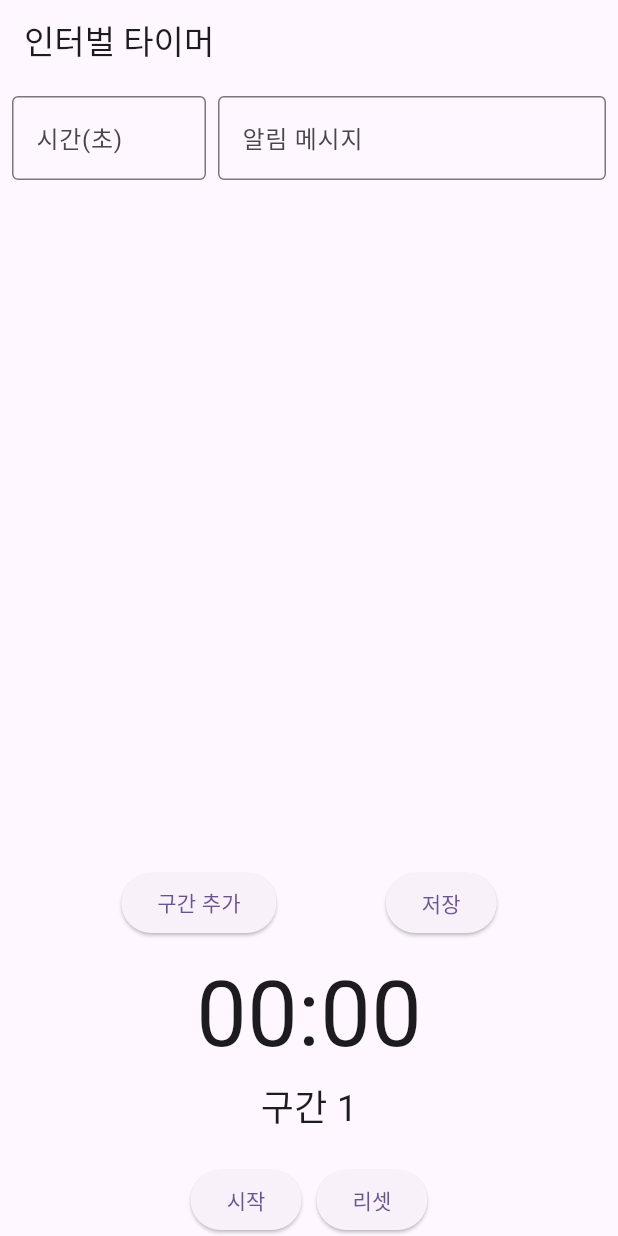
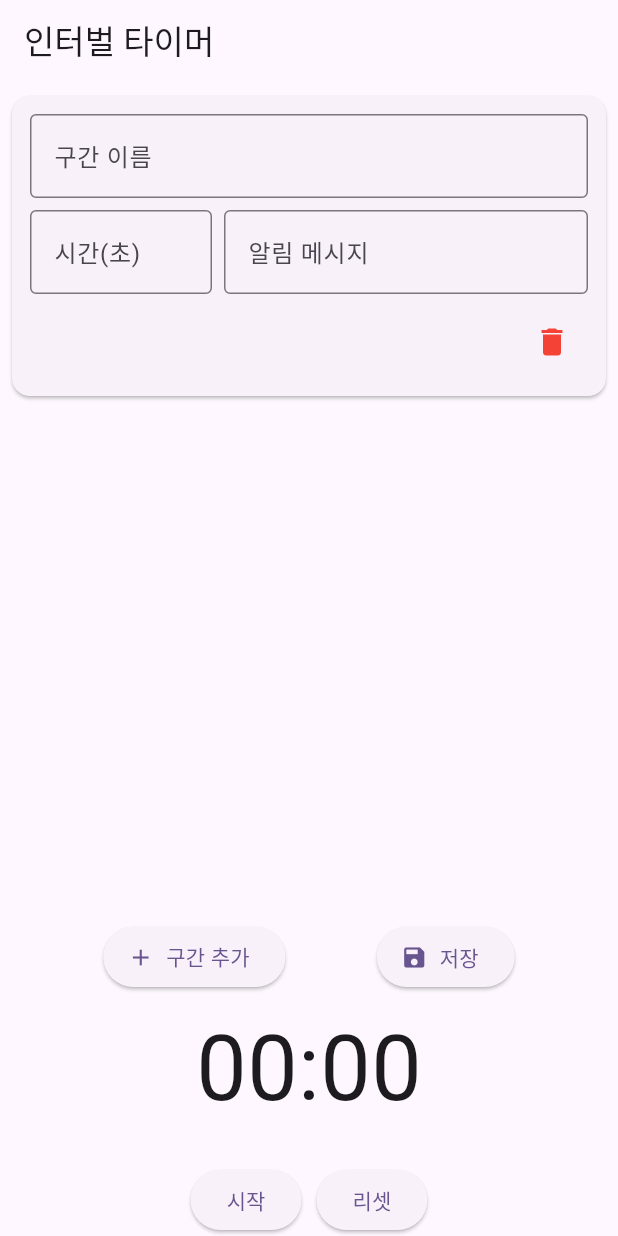
Before and after one commit to RunningLearner/my_interval_running, a Flutter app: the screen it shows after launch, after a tap on "구간 추가", on a phone screen of 412 x 824 dp. Run offline on Flutter 3.47's test engine with Material 3 defaults, Android fonts, the light colour scheme and no system bars; our stand-ins replace flutter_local_notifications, flutter_tts.

Commit message:
feat: 구간 이름 설정 기능 추가

```diff
--- /dev/null
+++ b/lib/models/timer_interval.dart
@@ -0,0 +1,7 @@
+class TimerInterval {
+  final int seconds;
+  String message;
+  String name;
+
+  TimerInterval(this.seconds, this.message, this.name);
+}
--- a/lib/models/timer_state.dart
+++ b/lib/models/timer_state.dart
@@ -1,22 +1,11 @@
 import 'dart:async';
-import 'package:flutter_local_notifications/flutter_local_notifications.dart';
-import 'package:flutter_tts/flutter_tts.dart';
-
-class TimerInterval {
-  final int seconds;
-  final String message;
-
-  TimerInterval(this.seconds, this.message);
-}
+import 'package:my_interval_running/models/timer_interval.dart';
 
 class TimerState {
   final _isRunningController = StreamController<bool>.broadcast();
   final _timeController = StreamController<int>.broadcast();
   final _currentIntervalController = StreamController<int>.broadcast();
-  final FlutterLocalNotificationsPlugin flutterLocalNotifications = FlutterLocalNotificationsPlugin();
-  final FlutterTts flutterTts = FlutterTts();
 
-  Timer? _timer;
   List<TimerInterval> _intervals = [];
   int _currentIntervalIndex = 0;
   int _currentTime = 0;
@@ -25,125 +14,57 @@ class TimerState {
   Stream<bool> get isRunningStream => _isRunningController.stream;
   Stream<int> get timeStream => _timeController.stream;
   Stream<int> get currentIntervalStream => _currentIntervalController.stream;
-
-  TimerState() {
-    _initNotifications();
-    _initTts();
-  }
-
-  Future<void> _initNotifications() async {
-    var initializationSettingsAndroid = const AndroidInitializationSettings('@mipmap/ic_launcher');
-    var initializationSettings = InitializationSettings(android: initializationSettingsAndroid);
-    await flutterLocalNotifications.initialize(initializationSettings);
-  }
-
-  Future<void> _initTts() async {
-    await flutterTts.setLanguage("ko-KR");
-    await flutterTts.setSpeechRate(0.5);
-    await flutterTts.setVolume(1.0);
-    await flutterTts.setPitch(1.0);
-  }
+  List<TimerInterval> get intervals => _intervals;
+  TimerInterval get currentInterval => _intervals[_currentIntervalIndex];
 
   void setIntervals(List<TimerInterval> intervals) {
     _intervals = intervals;
+    reset();
+  }
+
+  void decrementTime() {
+    _currentTime--;
+    _timeController.sink.add(_currentTime);
+  }
+
+  void incrementElapsedTime() {
+    _elapsedTime++;
+  }
+
+  bool shouldNotifyInterval() {
+    int currentIntervalEnd = _intervals
+        .take(_currentIntervalIndex + 1)
+        .fold(0, (sum, interval) => sum + interval.seconds);
+    return _elapsedTime == currentIntervalEnd;
+  }
+
+  bool moveToNextInterval() {
+    _currentIntervalIndex++;
+    _currentIntervalController.sink.add(_currentIntervalIndex);
+    return _currentIntervalIndex < _intervals.length;
+  }
+
+  bool isComplete() => _currentTime <= 0;
+
+  void setIsRunning(bool isRunning) {
+    _isRunningController.sink.add(isRunning);
+  }
+
+  void reset() {
     _currentIntervalIndex = 0;
     _elapsedTime = 0;
-    if (intervals.isNotEmpty) {
-      _currentTime = _calculateTotalTime();
-      _timeController.sink.add(_currentTime);
-      _currentIntervalController.sink.add(_currentIntervalIndex);
-    }
+    _currentTime = _calculateTotalTime();
+    _timeController.sink.add(_currentTime);
+    _currentIntervalController.sink.add(_currentIntervalIndex);
   }
 
   int _calculateTotalTime() {
     return _intervals.fold(0, (sum, interval) => sum + interval.seconds);
   }
 
-  void startTimer() {
-    if (_timer != null || _intervals.isEmpty) return;
-
-    _isRunningController.sink.add(true);
-
-    _timer = Timer.periodic(const Duration(seconds: 1), (timer) {
-      _currentTime--;
-      _elapsedTime++;
-
-      // 현재 구간의 종료 시간 계산
-      int currentIntervalEnd = 0;
-      for (int i = 0; i <= _currentIntervalIndex; i++) {
-        currentIntervalEnd += _intervals[i].seconds;
-      }
-
-      // 구간 종료 시점에서 알림
-      if (_elapsedTime == currentIntervalEnd) {
-        _showNotification();
-        _speakNotification();
-
-        _currentIntervalIndex++;
-        if (_currentIntervalIndex >= _intervals.length) {
-          stopTimer();
-          return;
-        }
-      }
-
-      // 전체 타이머 종료 체크
-      if (_currentTime <= 0) {
-        stopTimer();
-        return;
-      }
-
-      _timeController.sink.add(_currentTime);
-      _currentIntervalController.sink.add(_currentIntervalIndex);
-    });
-  }
-
-  void stopTimer() {
-    _timer?.cancel();
-    _timer = null;
-    _isRunningController.sink.add(false);
-  }
-
-  void resetTimer() {
-    stopTimer();
-    _currentIntervalIndex = 0;
-    _elapsedTime = 0;
-    if (_intervals.isNotEmpty) {
-      _currentTime = _calculateTotalTime();
-      _currentIntervalController.sink.add(_currentIntervalIndex);
-    } else {
-      _currentTime = 0;
-    }
-    _timeController.sink.add(_currentTime);
-  }
-
-  Future<void> _showNotification() async {
-    var androidDetails = const AndroidNotificationDetails(
-      'timer_channel_id',
-      'Timer Notifications',
-      channelDescription: 'Notifications for timer completion',
-      importance: Importance.max,
-      priority: Priority.high,
-    );
-
-    var details = NotificationDetails(android: androidDetails);
-
-    await flutterLocalNotifications.show(
-      0,
-      '타이머 알림',
-      _intervals[_currentIntervalIndex].message,
-      details,
-    );
-  }
-
-  Future<void> _speakNotification() async {
-    await flutterTts.speak(_intervals[_currentIntervalIndex].message);
-  }
-
   void dispose() {
-    stopTimer();
     _isRunningController.close();
     _timeController.close();
     _currentIntervalController.close();
-    flutterTts.stop();
   }
 }
--- a/lib/screens/timer_screen.dart
+++ b/lib/screens/timer_screen.dart
@@ -1,5 +1,8 @@
 import 'package:flutter/material.dart';
+import 'package:my_interval_running/models/timer_interval.dart';
 import 'package:my_interval_running/models/timer_state.dart';
+import 'package:my_interval_running/services/notification_service.dart';
+import 'package:my_interval_running/services/time_manager.dart';
 import 'package:my_interval_running/widgets/time_controls.dart';
 import 'package:my_interval_running/widgets/timer_display.dart';
 
@@ -11,13 +14,27 @@ class TimerScreen extends StatefulWidget {
 }
 
 class TimerScreenState extends State<TimerScreen> {
-  final TimerState timerState = TimerState();
+  late final TimerState _timerState;
+  late final NotificationService _notificationService;
+  late final TimerManager _timerManager;
   final List<TextEditingController> _messageControllers = [];
   final List<TextEditingController> _timeControllers = [];
+  final List<TextEditingController> _nameControllers = [];
+
+  @override
+  void initState() {
+    super.initState();
+    _timerState = TimerState();
+    _notificationService = NotificationService();
+    _timerManager = TimerManager(
+      timerState: _timerState,
+      notificationService: _notificationService,
+    );
+  }
 
   @override
   void dispose() {
-    timerState.dispose();
+    _timerManager.dispose();
     for (var controller in _messageControllers) {
       controller.dispose();
     }
@@ -29,6 +46,7 @@ class TimerScreenState extends State<TimerScreen> {
 
   void _addInterval() {
     setState(() {
+      _nameControllers.add(TextEditingController());
       _messageControllers.add(TextEditingController());
       _timeControllers.add(TextEditingController());
     });
@@ -40,12 +58,24 @@ class TimerScreenState extends State<TimerScreen> {
     for (var i = 0; i < _messageControllers.length; i++) {
       final seconds = int.tryParse(_timeControllers[i].text) ?? 0;
       final message = _messageControllers[i].text;
+      final name = _nameControllers[i].text;
       if (seconds > 0) {
-        intervals.add(TimerInterval(seconds, message));
+        intervals.add(TimerInterval(seconds, message, name));
       }
     }
 
-    timerState.setIntervals(intervals);
+    _timerState.setIntervals(intervals);
+  }
+
+  void _removeInterval(int index) {
+    setState(() {
+      _messageControllers[index].dispose();
+      _timeControllers[index].dispose();
+      _nameControllers[index].dispose();
+      _messageControllers.removeAt(index);
+      _timeControllers.removeAt(index);
+      _nameControllers.removeAt(index);
+    });
   }
 
   @override
@@ -58,9 +88,22 @@ class TimerScreenState extends State<TimerScreen> {
             child: ListView.builder(
               itemCount: _messageControllers.length,
               itemBuilder: (context, index) {
-                return Padding(
-                  padding: const EdgeInsets.all(8.0),
-                  child: Row(
+                return Card(
+                  margin: const EdgeInsets.all(8.0),
+                  child: Padding(
+                    padding: const EdgeInsets.all(12.0),
+                    child: Column(
+                      crossAxisAlignment: CrossAxisAlignment.start,
+                      children: [
+                        TextField(
+                          controller: _nameControllers[index],
+                          decoration: const InputDecoration(
+                            labelText: '구간 이름',
+                            border: OutlineInputBorder(),
+                          ),
+                        ),
+                        const SizedBox(height: 8),
+                        Row(
                           children: [
                             Expanded(
                               flex: 1,
@@ -86,6 +129,17 @@ class TimerScreenState extends State<TimerScreen> {
                             ),
                           ],
                         ),
+                        const SizedBox(height: 8),
+                        Align(
+                          alignment: Alignment.centerRight,
+                          child: IconButton(
+                            icon: const Icon(Icons.delete, color: Colors.red),
+                            onPressed: () => _removeInterval(index),
+                          ),
+                        ),
+                      ],
+                    ),
+                  ),
                 );
               },
             ),
@@ -95,20 +149,22 @@ class TimerScreenState extends State<TimerScreen> {
             child: Row(
               mainAxisAlignment: MainAxisAlignment.spaceEvenly,
               children: [
-                ElevatedButton(
+                ElevatedButton.icon(
                   onPressed: _addInterval,
-                  child: const Text('구간 추가'),
+                  icon: const Icon(Icons.add),
+                  label: const Text('구간 추가'),
                 ),
-                ElevatedButton(
+                ElevatedButton.icon(
                   onPressed: _saveIntervals,
-                  child: const Text('저장'),
+                  icon: const Icon(Icons.save),
+                  label: const Text('저장'),
                 ),
               ],
             ),
           ),
-          TimerDisplay(timerState: timerState),
+          TimerDisplay(timerState: _timerState),
           const SizedBox(height: 20),
-          TimerControls(timerState: timerState),
+          TimerControls(timerManager: _timerManager),
         ],
       ),
     );
--- /dev/null
+++ b/lib/services/notification_service.dart
@@ -0,0 +1,59 @@
+import 'package:my_interval_running/models/timer_interval.dart';
+import 'package:flutter_local_notifications/flutter_local_notifications.dart';
+import 'package:flutter_tts/flutter_tts.dart';
+
+class NotificationService {
+  final FlutterLocalNotificationsPlugin _notifications;
+  final FlutterTts _tts;
+
+  NotificationService()
+      : _notifications = FlutterLocalNotificationsPlugin(),
+        _tts = FlutterTts() {
+    _init();
+  }
+
+  Future<void> _init() async {
+    await _initNotifications();
+    await _initTts();
+  }
+
+  Future<void> _initNotifications() async {
+    var androidSettings =
+        const AndroidInitializationSettings('@mipmap/ic_launcher');
+    var settings = InitializationSettings(android: androidSettings);
+    await _notifications.initialize(settings);
+  }
+
+  Future<void> _initTts() async {
+    await _tts.setLanguage("ko-KR");
+    await _tts.setSpeechRate(0.5);
+    await _tts.setVolume(1.0);
+    await _tts.setPitch(1.0);
+  }
+
+  Future<void> notify(TimerInterval interval) async {
+    await _showNotification(interval.message);
+    await _speakNotification(interval.message);
+  }
+
+  Future<void> _showNotification(String message) async {
+    var androidDetails = const AndroidNotificationDetails(
+      'timer_channel_id',
+      'Timer Notifications',
+      channelDescription: 'Notifications for timer completion',
+      importance: Importance.max,
+      priority: Priority.high,
+    );
+
+    var details = NotificationDetails(android: androidDetails);
+    await _notifications.show(0, '타이머 알림', message, details);
+  }
+
+  Future<void> _speakNotification(String message) async {
+    await _tts.speak(message);
+  }
+
+  void dispose() {
+    _tts.stop();
+  }
+}
--- /dev/null
+++ b/lib/services/time_manager.dart
@@ -0,0 +1,60 @@
+import 'dart:async';
+
+import 'package:my_interval_running/models/timer_state.dart';
+import 'package:my_interval_running/services/notification_service.dart';
+
+class TimerManager {
+  final NotificationService _notificationService;
+  final TimerState _timerState;
+  Timer? _timer;
+
+  TimerManager({
+    required NotificationService notificationService,
+    required TimerState timerState,
+  })  : _notificationService = notificationService,
+        _timerState = timerState;
+
+  TimerState get timerState => _timerState;
+
+  void startTimer() {
+    if (_timer != null || _timerState.intervals.isEmpty) return;
+
+    _timerState.setIsRunning(true);
+
+    _timer = Timer.periodic(const Duration(seconds: 1), (timer) {
+      _timerState.decrementTime();
+      _timerState.incrementElapsedTime();
+
+      if (_timerState.shouldNotifyInterval()) {
+        _notificationService.notify(_timerState.currentInterval);
+
+        if (!_timerState.moveToNextInterval()) {
+          stopTimer();
+          return;
+        }
+      }
+
+      if (_timerState.isComplete()) {
+        stopTimer();
+        return;
+      }
+    });
+  }
+
+  void stopTimer() {
+    _timer?.cancel();
+    _timer = null;
+    _timerState.setIsRunning(false);
+  }
+
+  void resetTimer() {
+    stopTimer();
+    _timerState.reset();
+  }
+
+  void dispose() {
+    stopTimer();
+    _timerState.dispose();
+    _notificationService.dispose();
+  }
+}
--- a/lib/widgets/time_controls.dart
+++ b/lib/widgets/time_controls.dart
@@ -1,27 +1,27 @@
 import 'package:flutter/material.dart';
-import 'package:my_interval_running/models/timer_state.dart';
+import 'package:my_interval_running/services/time_manager.dart';
 
 class TimerControls extends StatelessWidget {
-  final TimerState timerState;
+  final TimerManager timerManager;
 
-  const TimerControls({super.key, required this.timerState});
+  const TimerControls({super.key, required this.timerManager});
 
   @override
   Widget build(BuildContext context) {
     return StreamBuilder<bool>(
-      stream: timerState.isRunningStream,
+      stream: timerManager.timerState.isRunningStream,
       builder: (context, snapshot) {
         final isRunning = snapshot.data ?? false;
         return Row(
           mainAxisAlignment: MainAxisAlignment.center,
           children: [
             ElevatedButton(
-              onPressed: isRunning ? timerState.stopTimer : timerState.startTimer,
+              onPressed: isRunning ? timerManager.stopTimer : timerManager.startTimer,
               child: Text(isRunning ? '정지' : '시작'),
             ),
             const SizedBox(width: 10),
             ElevatedButton(
-              onPressed: timerState.resetTimer,
+              onPressed: timerManager.resetTimer,
               child: const Text('리셋'),
             ),
           ],
--- a/lib/widgets/timer_display.dart
+++ b/lib/widgets/timer_display.dart
@@ -29,10 +29,21 @@ class TimerDisplay extends StatelessWidget {
         StreamBuilder<int>(
           stream: timerState.currentIntervalStream,
           builder: (context, snapshot) {
-            final currentInterval = snapshot.data ?? 0;
-            return Text(
-              '구간 ${currentInterval + 1}',
-              style: const TextStyle(fontSize: 24),
+            final currentIndex = snapshot.data ?? 0;
+            final intervals = timerState.intervals;
+
+            // 구간이 없거나 인덱스가 범위를 벗어나면 빈 위젯 반환
+            if (intervals.isEmpty || currentIndex >= intervals.length) {
+              return const SizedBox.shrink();
+            }
+
+            return Column(
+              children: [
+                Text(
+                  intervals[currentIndex].name,
+                  style: const TextStyle(fontSize: 24),
+                ),
+              ],
             );
           },
         ),
```
Lines whose indentation alone changed are shown as unchanged.
